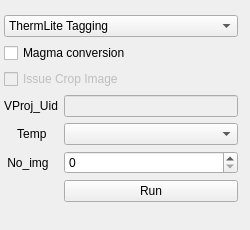
The window that windows/ImageTagging.ui (sensehawk/qgis_plugin) describes before a commit, drawn with Qt 5.
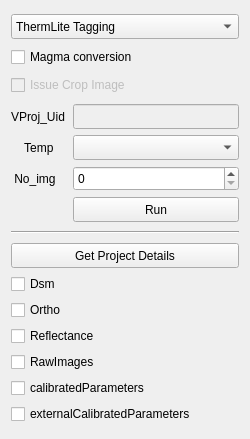
The same window after the commit. Custom widgets are drawn as their Qt base class.

Commit message: Show project data existent in Autotag tool dockwidget

Diff of the .ui file:
```diff
--- a/windows/ImageTagging.ui
+++ b/windows/ImageTagging.ui
@@ -7,7 +7,7 @@
     <x>0</x>
     <y>0</y>
     <width>250</width>
-    <height>230</height>
+    <height>439</height>
    </rect>
   </property>
   <property name="sizePolicy">
@@ -25,23 +25,91 @@
   <property name="windowTitle">
    <string>Form</string>
   </property>
-  <layout class="QGridLayout" name="gridLayout">
-   <property name="sizeConstraint">
-    <enum>QLayout::SetDefaultConstraint</enum>
-   </property>
-   <property name="leftMargin">
-    <number>4</number>
-   </property>
-   <property name="topMargin">
-    <number>15</number>
-   </property>
-   <property name="rightMargin">
-    <number>12</number>
-   </property>
+  <layout class="QGridLayout" name="gridLayout_2">
+   <item row="3" column="0">
+    <layout class="QVBoxLayout" name="verticalLayout_2">
+     <item>
+      <widget class="QPushButton" name="project_details_button">
+       <property name="minimumSize">
+        <size>
+         <width>0</width>
+         <height>25</height>
+        </size>
+       </property>
+       <property name="maximumSize">
+        <size>
+         <width>16777215</width>
+         <height>16777215</height>
+        </size>
+       </property>
+       <property name="text">
+        <string>Get Project Details</string>
+       </property>
+      </widget>
+     </item>
+     <item>
+      <widget class="QCheckBox" name="get_dsm">
+       <property name="text">
+        <string>Dsm</string>
+       </property>
+      </widget>
+     </item>
+     <item>
+      <widget class="QCheckBox" name="get_ortho">
+       <property name="text">
+        <string>Ortho</string>
+       </property>
+      </widget>
+     </item>
+     <item>
+      <widget class="QCheckBox" name="get_reflectance">
+       <property name="text">
+        <string>Reflectance</string>
+       </property>
+      </widget>
+     </item>
+     <item>
+      <widget class="QCheckBox" name="get_rawimage">
+       <property name="text">
+        <string>RawImages</string>
+       </property>
+      </widget>
+     </item>
+     <item>
+      <widget class="QCheckBox" name="get_calibration">
+       <property name="text">
+        <string>calibratedParameters</string>
+       </property>
+      </widget>
+     </item>
+     <item>
+      <widget class="QCheckBox" name="get_externalcalibration">
+       <property name="text">
+        <string>externalCalibratedParameters</string>
+       </property>
+      </widget>
+     </item>
+    </layout>
+   </item>
    <item row="0" column="0">
     <layout class="QVBoxLayout" name="verticalLayout">
+     <property name="spacing">
+      <number>8</number>
+     </property>
      <item>
       <widget class="QComboBox" name="imagetaggingType">
+       <property name="minimumSize">
+        <size>
+         <width>0</width>
+         <height>25</height>
+        </size>
+       </property>
+       <property name="maximumSize">
+        <size>
+         <width>16777215</width>
+         <height>16777215</height>
+        </size>
+       </property>
        <item>
         <property name="text">
          <string>ThermLite Tagging</string>
@@ -92,8 +160,13 @@
        </property>
       </widget>
      </item>
-     <item>
-      <layout class="QFormLayout" name="formLayout">
+    </layout>
+   </item>
+   <item row="1" column="0">
+    <layout class="QGridLayout" name="gridLayout">
+     <property name="horizontalSpacing">
+      <number>8</number>
+     </property>
        <item row="0" column="0">
         <widget class="QLabel" name="label_3">
          <property name="text">
@@ -106,6 +179,12 @@
          <property name="enabled">
           <bool>false</bool>
          </property>
+       <property name="minimumSize">
+        <size>
+         <width>0</width>
+         <height>25</height>
+        </size>
+       </property>
          <property name="mouseTracking">
           <bool>false</bool>
          </property>
@@ -132,6 +211,18 @@
          <property name="enabled">
           <bool>true</bool>
          </property>
+       <property name="minimumSize">
+        <size>
+         <width>0</width>
+         <height>25</height>
+        </size>
+       </property>
+       <property name="maximumSize">
+        <size>
+         <width>16777215</width>
+         <height>16777215</height>
+        </size>
+       </property>
         </widget>
        </item>
        <item row="2" column="0">
@@ -142,10 +233,29 @@
         </widget>
        </item>
        <item row="2" column="1">
-        <widget class="QgsSpinBox" name="No_images"/>
+      <widget class="QgsSpinBox" name="No_images">
+       <property name="minimumSize">
+        <size>
+         <width>69</width>
+         <height>25</height>
+        </size>
+       </property>
+      </widget>
        </item>
        <item row="3" column="1">
         <widget class="QPushButton" name="runButton">
+       <property name="minimumSize">
+        <size>
+         <width>0</width>
+         <height>25</height>
+        </size>
+       </property>
+       <property name="maximumSize">
+        <size>
+         <width>16777215</width>
+         <height>16777215</height>
+        </size>
+       </property>
          <property name="text">
           <string>Run</string>
          </property>
@@ -153,7 +263,12 @@
        </item>
       </layout>
      </item>
-    </layout>
+   <item row="2" column="0">
+    <widget class="Line" name="line">
+     <property name="orientation">
+      <enum>Qt::Horizontal</enum>
+     </property>
+    </widget>
    </item>
   </layout>
  </widget>
```
Lines whose indentation alone changed are shown as unchanged. The commit also changes 4 other files.
